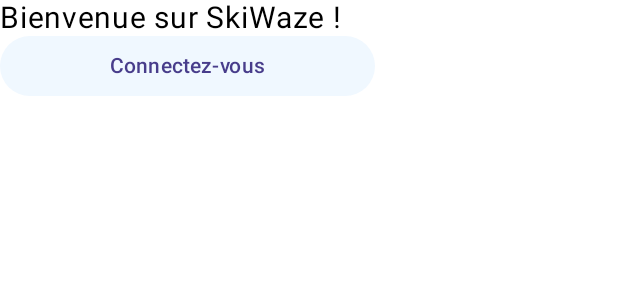
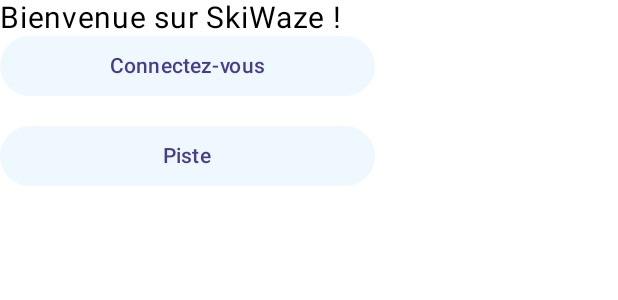
Before and after one commit to aurirml/SkiWaze, an Android app built with Jetpack Compose: the @Preview function GreetingPreview, on a phone screen of 412 x 824 dp. Shown: the top 300 px of the screen. Run offline under Robolectric (Android 15) with nearby library versions, the phone set to English and light mode, and no system bars.

Commit message:
page piste pour Allan

```diff
--- a/app/src/main/AndroidManifest.xml
+++ b/app/src/main/AndroidManifest.xml
@@ -25,6 +25,8 @@
         </activity>
         <activity android:name=".LoginActivity">
         </activity>
+        <activity android:name=".PisteActivity">
+        </activity>
     </application>
 
 </manifest>
--- a/app/src/main/java/fr/isen/aurianeramel/skiwaze/MainActivity.kt
+++ b/app/src/main/java/fr/isen/aurianeramel/skiwaze/MainActivity.kt
@@ -19,7 +19,6 @@
 import androidx.compose.material3.*
 import android.content.Intent
 import androidx.compose.ui.platform.LocalContext
-
 
 class MainActivity : ComponentActivity() {
     override fun onCreate(savedInstanceState: Bundle?) {
@@ -50,6 +49,8 @@
                 modifier = modifier
             )
             Connexion()
+            Spacer(Modifier.height(20.dp))
+            Piste()
         }
     }
     Row {
@@ -91,7 +92,24 @@
     }
 }
 
-
+@Composable
+fun Piste() {
+    val context = LocalContext.current
+    Button(
+        onClick = {
+            val intent = Intent(context, PisteActivity::class.java)
+            context.startActivity(intent)
+        },
+        colors = ButtonDefaults.buttonColors(
+            containerColor = colorResource(R.color.alice_blue),
+            contentColor = colorResource(R.color.dark_slate_blue)),
+        modifier = Modifier
+            .height(40.dp)
+            .width(250.dp)
+    ) {
+        Text("Piste")
+    }
+}
 
 @Preview(showBackground = true)
 @Composable
```
Also changed, not shown: app/src/main/java/fr/isen/aurianeramel/skiwaze/LoginActivity.kt (+10 -8 lines), app/src/main/java/fr/isen/aurianeramel/skiwaze/PisteActivity.kt (added, +16 -0 lines).
